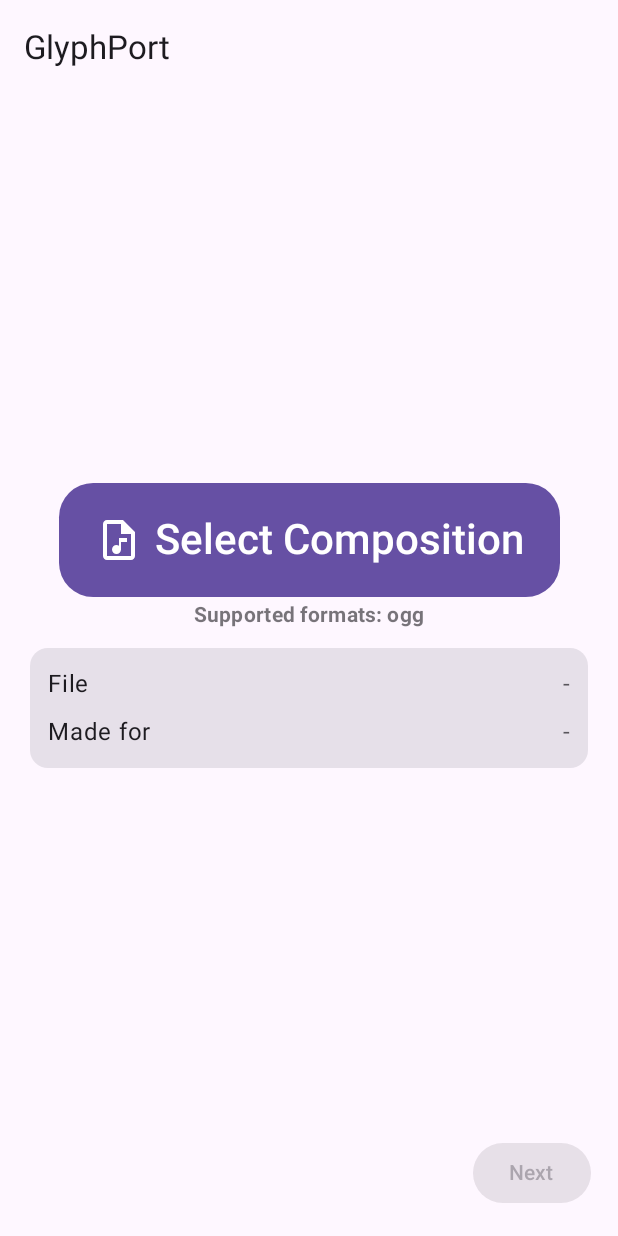
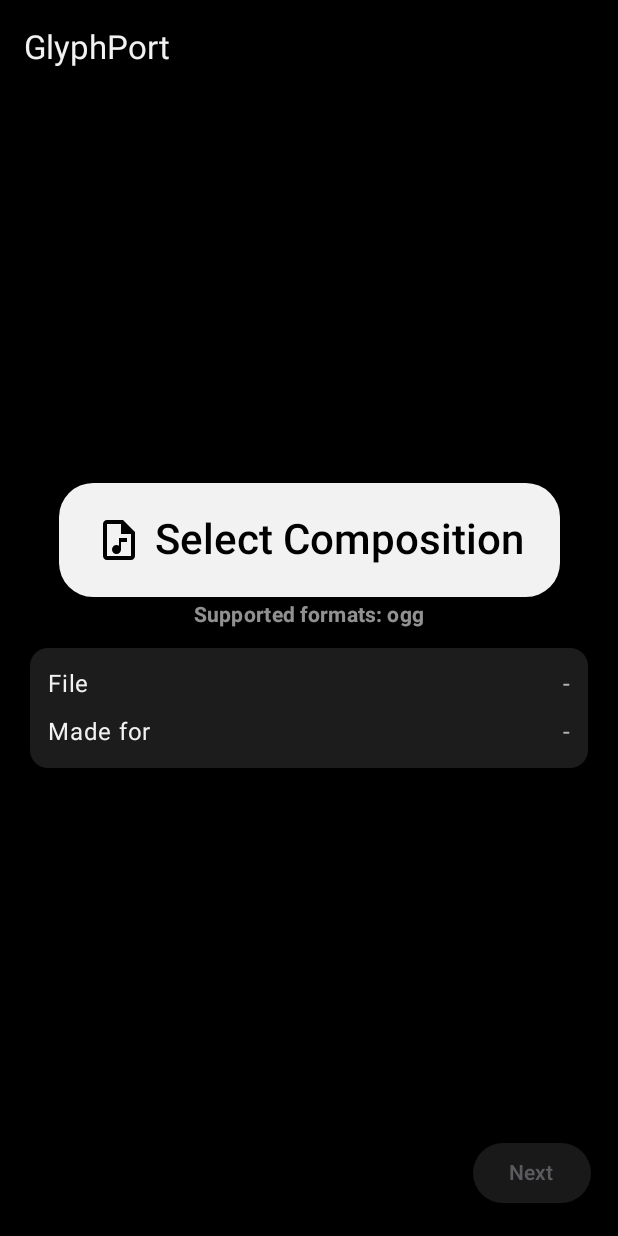
Before and after one commit to SebiAi/GlyphPort, an Android app built with Jetpack Compose: the screen it shows after launch (MainActivity), on a phone screen of 412 x 824 dp. Run offline under Robolectric (Android 15) with nearby library versions, the phone set to English and light mode, and no system bars; libraries missing offline, so code that uses them is left out: com.arthenica.ffmpegkit.

Commit message:
Use Nothing like Theme

```diff
--- a/app/src/main/java/com/sebiai/glyphport/composables/EndAlignedSingleTextButtonRow.kt
+++ b/app/src/main/java/com/sebiai/glyphport/composables/EndAlignedSingleTextButtonRow.kt
@@ -4,10 +4,14 @@ import androidx.compose.foundation.layout.Arrangement
 import androidx.compose.foundation.layout.Row
 import androidx.compose.foundation.layout.fillMaxWidth
 import androidx.compose.material3.Button
+import androidx.compose.material3.ButtonColors
+import androidx.compose.material3.ButtonDefaults
 import androidx.compose.material3.ExperimentalMaterial3Api
+import androidx.compose.material3.MaterialTheme
 import androidx.compose.material3.Text
 import androidx.compose.runtime.Composable
 import androidx.compose.ui.Modifier
+import androidx.compose.ui.graphics.Color
 import androidx.compose.ui.tooling.preview.Preview
 import com.sebiai.glyphport.ui.theme.GlyphPortTheme
 
@@ -17,6 +21,12 @@ fun EndAlignedSingleTextButtonRow(
     text: String,
     onClick: () -> Unit,
     enabled: Boolean = true,
+    colors: ButtonColors = ButtonDefaults.buttonColors(
+        containerColor = MaterialTheme.colorScheme.secondary,
+        contentColor = MaterialTheme.colorScheme.onSecondary,
+        disabledContainerColor = Color.Unspecified,
+        disabledContentColor = Color.Unspecified,
+    )
 ) {
     Row(
         modifier = modifier
@@ -25,7 +35,8 @@ fun EndAlignedSingleTextButtonRow(
     ) {
         Button(
             enabled = enabled,
-            onClick = onClick
+            onClick = onClick,
+            colors = colors
         ) {
             Text(
                 text = text
--- a/app/src/main/java/com/sebiai/glyphport/screens/StartScreen.kt
+++ b/app/src/main/java/com/sebiai/glyphport/screens/StartScreen.kt
@@ -21,6 +21,7 @@ import androidx.compose.material.icons.outlined.AudioFile
 import androidx.compose.material3.AlertDialog
 import androidx.compose.material3.Button
 import androidx.compose.material3.Card
+import androidx.compose.material3.CardDefaults
 import androidx.compose.material3.Icon
 import androidx.compose.material3.LocalContentColor
 import androidx.compose.material3.MaterialTheme
@@ -163,7 +164,10 @@ fun StartScreen(
             Card(
                 modifier = Modifier
                     .fillMaxWidth()
-                    .padding(horizontal = 8.dp)
+                    .padding(horizontal = 8.dp),
+                colors = CardDefaults.cardColors(
+                    containerColor = MaterialTheme.colorScheme.surfaceContainer
+                )
             ) {
                 Column(
                     modifier = Modifier.padding(12.dp)
--- a/app/src/main/java/com/sebiai/glyphport/ui/theme/Color.kt
+++ b/app/src/main/java/com/sebiai/glyphport/ui/theme/Color.kt
@@ -2,10 +2,9 @@ package com.sebiai.glyphport.ui.theme
 
 import androidx.compose.ui.graphics.Color
 
-val Purple80 = Color(0xFFD0BCFF)
-val PurpleGrey80 = Color(0xFFCCC2DC)
-val Pink80 = Color(0xFFEFB8C8)
-
-val Purple40 = Color(0xFF6650a4)
-val PurpleGrey40 = Color(0xFF625b71)
-val Pink40 = Color(0xFF7D5260)
+val NothingOffWhite = Color(0xFFF2F2F2) // Used for filled buttons and in newer apps even for font => primary
+val NothingRed = Color(0xFFD71921) // Used for marking selections like icons (Nothing Gallery) or text (Camera app mode)
+val NothingYellow = Color(0xFFFFC700) // Used sparingly, mostly for Essential Space for progress bar and submit button when using the dedicated button
+val NothingGray = Color(0xFF1C1C1C) // This is used like a background for other elements to create distinct separations - see Nothing X app
+val NothingElevatedGray = Color(0xFF292929) // Used in Nothing Gallery for the bottom toolbar
+val NothingButtonOffGray = Color(0xFF323232) // Used in Nothing X for toggle buttons off color on top of Nothing Gray
--- a/app/src/main/java/com/sebiai/glyphport/ui/theme/Theme.kt
+++ b/app/src/main/java/com/sebiai/glyphport/ui/theme/Theme.kt
@@ -1,57 +1,34 @@
 package com.sebiai.glyphport.ui.theme
 
-import android.app.Activity
-import android.os.Build
-import androidx.compose.foundation.isSystemInDarkTheme
 import androidx.compose.material3.MaterialTheme
 import androidx.compose.material3.darkColorScheme
-import androidx.compose.material3.dynamicDarkColorScheme
-import androidx.compose.material3.dynamicLightColorScheme
-import androidx.compose.material3.lightColorScheme
 import androidx.compose.runtime.Composable
-import androidx.compose.ui.platform.LocalContext
+import androidx.compose.ui.graphics.Color
 
-private val DarkColorScheme = darkColorScheme(
-    primary = Purple80,
-    secondary = PurpleGrey80,
-    tertiary = Pink80
-)
-
-private val LightColorScheme = lightColorScheme(
-    primary = Purple40,
-    secondary = PurpleGrey40,
-    tertiary = Pink40
-
-    /* Other default colors to override
-    background = Color(0xFFFFFBFE),
-    surface = Color(0xFFFFFBFE),
-    onPrimary = Color.White,
-    onSecondary = Color.White,
-    onTertiary = Color.White,
-    onBackground = Color(0xFF1C1B1F),
-    onSurface = Color(0xFF1C1B1F),
-    */
+private val NothingColorScheme = darkColorScheme(
+    primary = NothingOffWhite,
+    onPrimary = Color.Black,
+    secondary = NothingYellow,
+    onSecondary = Color.Black,
+    tertiary = NothingRed,
+    onTertiary = Color.Black,
+    background = Color.Black,
+    onBackground = NothingOffWhite,
+    surface = Color.Black,
+    onSurface = NothingOffWhite,
+    outline = Color.DarkGray,
+    outlineVariant = NothingRed,
+    surfaceContainer = NothingGray,
+    surfaceContainerHigh = NothingElevatedGray,
+    surfaceContainerHighest = NothingButtonOffGray
 )
 
 @Composable
 fun GlyphPortTheme(
-    darkTheme: Boolean = isSystemInDarkTheme(),
-    // Dynamic color is available on Android 12+
-    dynamicColor: Boolean = false,
     content: @Composable () -> Unit
 ) {
-    val colorScheme = when {
-        dynamicColor && Build.VERSION.SDK_INT >= Build.VERSION_CODES.S -> {
-            val context = LocalContext.current
-            if (darkTheme) dynamicDarkColorScheme(context) else dynamicLightColorScheme(context)
-        }
-
-        darkTheme -> DarkColorScheme
-        else -> LightColorScheme
-    }
-
     MaterialTheme(
-        colorScheme = colorScheme,
+        colorScheme = NothingColorScheme,
         typography = Typography,
         content = content
     )
```
